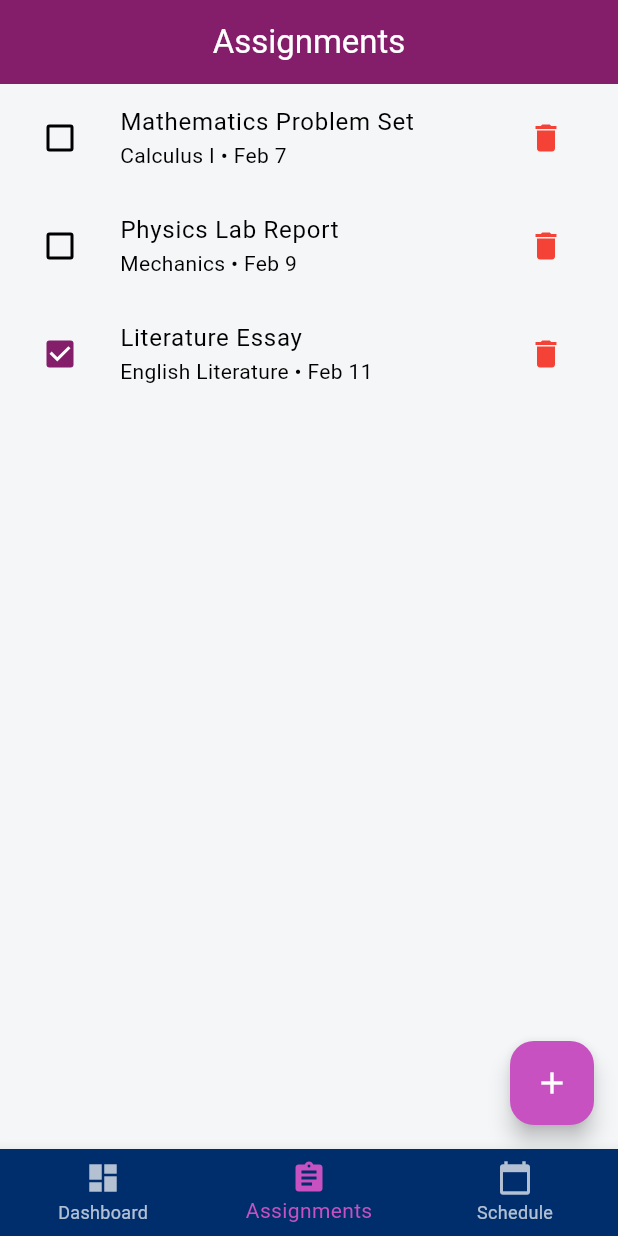
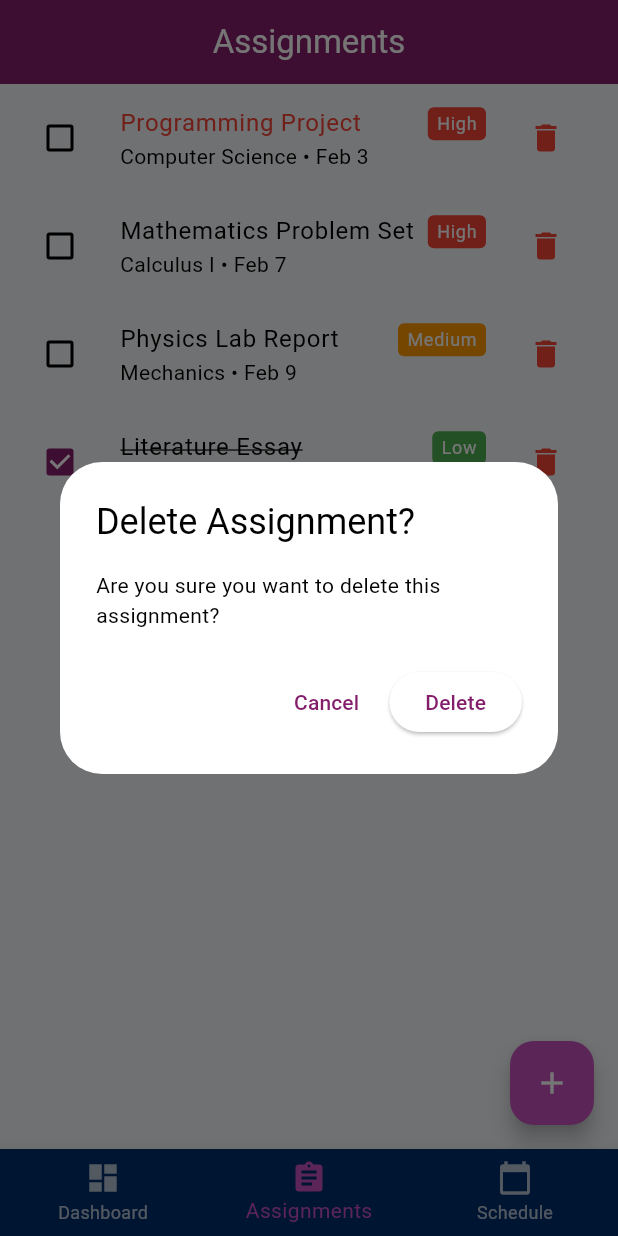
Before and after one commit to bienvenudev/student_academic_assistant, a Flutter app: the screen it shows after launch, item 2 of the bottom bar chosen, after a tap on the "delete" icon, on a phone screen of 412 x 824 dp. Run offline on Flutter 3.47's test engine with Material 3 defaults, Android fonts, the phone set to English and light mode, and no system bars.

Commit message:
Implementing Assignment management system with implemented suggestions

```diff
--- a/lib/screens/assignments_screen.dart
+++ b/lib/screens/assignments_screen.dart
@@ -5,10 +5,12 @@
 
 class AssignmentsScreen extends StatefulWidget {
   final List<Assignment> assignments;
+  final VoidCallback? onAssignmentsChanged; // Callback to notify parent of changes
 
   const AssignmentsScreen({
     super.key,
     required this.assignments,
+    this.onAssignmentsChanged,
   });
 
   @override
@@ -22,16 +24,17 @@
   String _selectedPriority = 'Medium';
   String? _editingAssignmentId;
 
+  static const bool _useMockData = true; // Debug flag
+
   @override
   void initState() {
     super.initState();
-    _loadAssignments();
+    if (_useMockData && widget.assignments.isEmpty) {
+      _loadMockAssignments();
+    }
   }
 
-  /// Load assignments (mock for now)
-  void _loadAssignments() {
-    if (widget.assignments.isNotEmpty) return;
-
+  void _loadMockAssignments() {
     final mockAssignments = [
       Assignment(
         id: '1',
@@ -64,18 +67,20 @@
       ),
     ];
 
-    setState(() {
-      widget.assignments
-        ..clear()
-        ..addAll(mockAssignments)
-        ..sort(_sortByDueDate);
-    });
+    widget.assignments.addAll(mockAssignments);
+    _sortAssignments();
   }
 
-  int _sortByDueDate(Assignment a, Assignment b) {
-    if (a.isOverdue() && !b.isOverdue()) return -1;
-    if (!a.isOverdue() && b.isOverdue()) return 1;
+  void _sortAssignments() {
+    widget.assignments.sort((a, b) {
+      if (!a.isCompleted && b.isCompleted) return -1;
+      if (a.isCompleted && !b.isCompleted) return 1;
+
+      if (!a.isCompleted && a.isOverdue() && !b.isOverdue()) return -1;
+      if (!a.isCompleted && !a.isOverdue() && b.isOverdue()) return 1;
+
       return a.dueDate.compareTo(b.dueDate);
+    });
   }
 
   Future<void> _showAssignmentDialog({Assignment? assignmentToEdit}) async {
@@ -92,7 +97,8 @@
 
     await showDialog(
       context: context,
-      builder: (context) => AlertDialog(
+      builder: (context) => StatefulBuilder(
+        builder: (context, setStateDialog) => AlertDialog(
           title: Text(
             assignmentToEdit != null ? 'Edit Assignment' : 'Add New Assignment',
             style: AppTextStyles.heading2,
@@ -102,85 +108,105 @@
               children: [
                 TextField(
                   controller: _titleController,
-                decoration: const InputDecoration(labelText: 'Assignment Title*'),
+                  decoration:
+                      const InputDecoration(labelText: 'Assignment Title*'),
                 ),
                 const SizedBox(height: 16),
                 TextField(
                   controller: _courseController,
-                decoration: const InputDecoration(labelText: 'Course Name*'),
+                  decoration:
+                      const InputDecoration(labelText: 'Course Name*'),
                 ),
                 const SizedBox(height: 16),
-              GestureDetector(
+                TextField(
+                  readOnly: true,
+                  controller: TextEditingController(
+                    text: _selectedDueDate == null
+                        ? ''
+                        : DateFormat('MMM d, yyyy').format(_selectedDueDate!),
+                  ),
+                  decoration: InputDecoration(
+                    labelText: 'Due Date*',
+                    suffixIcon: const Icon(Icons.calendar_today),
+                    hintText: 'Select Due Date',
+                  ),
                   onTap: () async {
                     final picked = await showDatePicker(
                       context: context,
                       initialDate: _selectedDueDate ?? DateTime.now(),
-                    firstDate: DateTime.now(),
+                      firstDate: assignmentToEdit?.dueDate ?? DateTime(2000),
                       lastDate: DateTime.now().add(const Duration(days: 365)),
                     );
                     if (picked != null) {
-                    setState(() => _selectedDueDate = picked);
+                      setStateDialog(() => _selectedDueDate = picked);
                     }
                   },
-                child: Text(
-                  _selectedDueDate == null
-                      ? 'Select Due Date*'
-                      : DateFormat('MMM d, yyyy').format(_selectedDueDate!),
-                ),
                 ),
                 const SizedBox(height: 16),
                 DropdownButtonFormField<String>(
                   value: _selectedPriority,
-                items: ['High', 'Medium', 'Low', '']
-                    .map((p) => DropdownMenuItem(
+                  items: ['High', 'Medium', 'Low']
+                      .map(
+                        (p) => DropdownMenuItem(
                           value: p,
-                          child: Text(p.isEmpty ? 'No Priority' : p),
-                        ))
+                          child: Text(p),
+                        ),
+                      )
                       .toList(),
-                onChanged: (value) => setState(() => _selectedPriority = value!),
+                  onChanged: (value) =>
+                      setStateDialog(() => _selectedPriority = value!),
                   decoration: const InputDecoration(labelText: 'Priority'),
                 ),
               ],
             ),
           ),
           actions: [
-          TextButton(onPressed: () => Navigator.pop(context), child: const Text('Cancel')),
+            TextButton(
+              onPressed: () {
+                _clearForm();
+                Navigator.pop(context);
+              },
+              child: const Text('Cancel'),
+            ),
             ElevatedButton(
               onPressed: _validateAndSaveAssignment,
               child: const Text('Save'),
             ),
           ],
         ),
+      ),
     );
   }
 
   void _validateAndSaveAssignment() {
-    if (_titleController.text.isEmpty ||
-        _courseController.text.isEmpty ||
-        _selectedDueDate == null) {
+    final title = _titleController.text.trim();
+    final course = _courseController.text.trim();
+
+    if (title.isEmpty || course.isEmpty || _selectedDueDate == null) {
       _showErrorSnackbar('All required fields must be filled');
       return;
     }
 
     final assignment = Assignment(
       id: _editingAssignmentId ?? DateTime.now().millisecondsSinceEpoch.toString(),
-      title: _titleController.text.trim(),
-      course: _courseController.text.trim(),
+      title: title,
+      course: course,
       dueDate: _selectedDueDate!,
-      priority: _selectedPriority == 'Medium' ? '' : _selectedPriority,
+      priority: _selectedPriority,
     );
 
     setState(() {
       if (_editingAssignmentId != null) {
         final index =
             widget.assignments.indexWhere((a) => a.id == _editingAssignmentId);
-        widget.assignments[index] = assignment;
+        if (index != -1) widget.assignments[index] = assignment;
       } else {
         widget.assignments.add(assignment);
       }
-      widget.assignments.sort(_sortByDueDate);
+      _sortAssignments();
     });
 
+    widget.onAssignmentsChanged?.call();
     _clearForm();
     Navigator.pop(context);
   }
@@ -188,15 +214,40 @@
   void _toggleAssignmentCompletion(String id) {
     setState(() {
       final index = widget.assignments.indexWhere((a) => a.id == id);
+      if (index != -1) {
         widget.assignments[index] =
             widget.assignments[index].copyWith(isCompleted: !widget.assignments[index].isCompleted);
+        _sortAssignments();
+        widget.onAssignmentsChanged?.call();
+      }
     });
+  }
+
+  void _confirmDelete(String id) {
+    showDialog(
+      context: context,
+      builder: (context) => AlertDialog(
+        title: const Text('Delete Assignment?'),
+        content: const Text('Are you sure you want to delete this assignment?'),
+        actions: [
+          TextButton(onPressed: () => Navigator.pop(context), child: const Text('Cancel')),
+          ElevatedButton(
+            onPressed: () {
+              _deleteAssignment(id);
+              Navigator.pop(context);
+            },
+            child: const Text('Delete'),
+          ),
+        ],
+      ),
+    );
   }
 
   void _deleteAssignment(String id) {
     setState(() {
       widget.assignments.removeWhere((a) => a.id == id);
     });
+    widget.onAssignmentsChanged?.call();
   }
 
   void _clearForm() {
@@ -213,6 +264,19 @@
     );
   }
 
+  Color _priorityColor(String priority) {
+    switch (priority) {
+      case 'High':
+        return Colors.red;
+      case 'Medium':
+        return Colors.orange;
+      case 'Low':
+        return Colors.green;
+      default:
+        return Colors.grey;
+    }
+  }
+
   @override
   Widget build(BuildContext context) {
     return Scaffold(
@@ -226,16 +290,42 @@
                 return ListTile(
                   leading: Checkbox(
                     value: assignment.isCompleted,
-                    onChanged: (_) => _toggleAssignmentCompletion(assignment.id),
+                    onChanged: (value) => _toggleAssignmentCompletion(assignment.id),
                   ),
-                  title: Text(assignment.title),
+                  title: Row(
+                    children: [
+                      Expanded(
+                        child: Text(
+                          assignment.title,
+                          style: TextStyle(
+                            color: assignment.isOverdue() && !assignment.isCompleted
+                                ? Colors.red
+                                : null,
+                            decoration: assignment.isCompleted
+                                ? TextDecoration.lineThrough
+                                : null,
+                          ),
+                        ),
+                      ),
+                      Container(
+                        padding: const EdgeInsets.symmetric(horizontal: 6, vertical: 2),
+                        decoration: BoxDecoration(
+                          color: _priorityColor(assignment.priority),
+                          borderRadius: BorderRadius.circular(4),
+                        ),
+                        child: Text(
+                          assignment.priority,
+                          style: const TextStyle(color: Colors.white, fontSize: 12),
+                        ),
+                      ),
+                    ],
+                  ),
                   subtitle: Text(
-                    '${assignment.course} • ${DateFormat('MMM d').format(assignment.dueDate)}',
-                  ),
+                      '${assignment.course} • ${DateFormat('MMM d').format(assignment.dueDate)}'),
                   onTap: () => _showAssignmentDialog(assignmentToEdit: assignment),
                   trailing: IconButton(
                     icon: const Icon(Icons.delete, color: Colors.red),
-                    onPressed: () => _deleteAssignment(assignment.id),
+                    onPressed: () => _confirmDelete(assignment.id),
                   ),
                 );
               },
```
Lines whose indentation alone changed are shown as unchanged.
